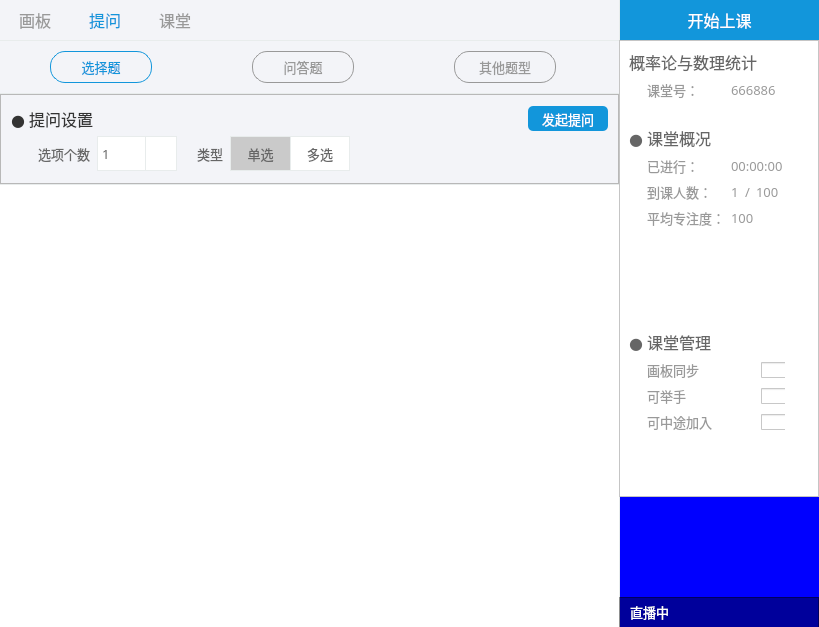
Qt form Status/Resources/ui/teacher_interaction_widget.ui (StatusOnIineEducationDev/status-desktop) before a commit.
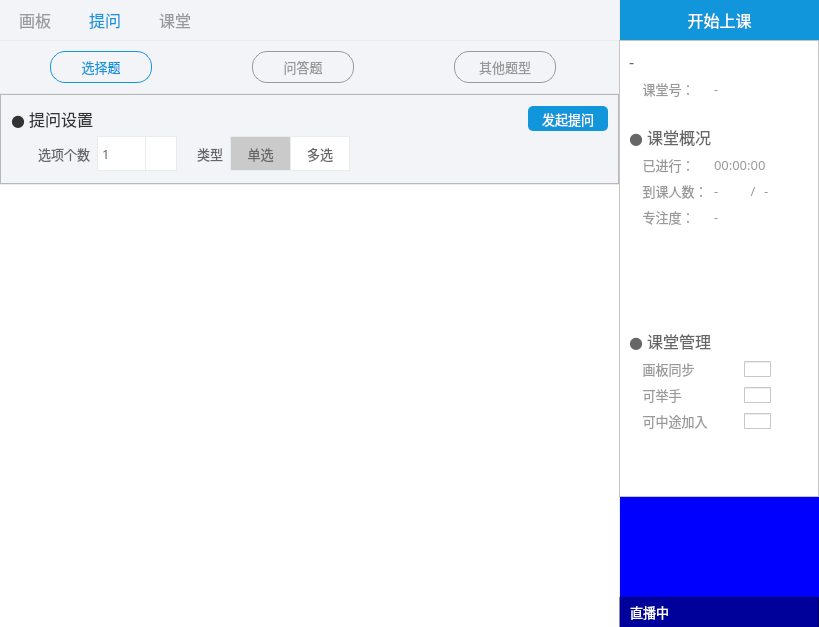
The same form after that commit. The open tabs and pages were chosen to show the change. Icons and pictures are not drawn.

Commit message: 重点更新了数据可视化与画板同步

The edit to the form file:
```diff
--- a/Status/Resources/ui/teacher_interaction_widget.ui
+++ b/Status/Resources/ui/teacher_interaction_widget.ui
@@ -279,7 +279,7 @@
 QScrollBar:vertical {
     border: none;
     background-color: #F3F4F8;
-    width: 10px;
+    width: 5px;
 }
 
 QScrollBar:vertical:hover {
@@ -291,7 +291,7 @@
 
 /*滚动条*/
 QScrollBar::handle:vertical {
-	border-radius: 5px;
+	border-radius: 2px;
     background: rgb(220, 220, 220);
     min-height: 20px;
 }
@@ -344,6 +344,9 @@
           <property name="styleSheet">
            <string notr="true"/>
           </property>
+          <property name="verticalScrollBarPolicy">
+           <enum>Qt::ScrollBarAsNeeded</enum>
+          </property>
           <property name="horizontalScrollBarPolicy">
            <enum>Qt::ScrollBarAlwaysOff</enum>
           </property>
@@ -384,50 +387,23 @@
             <property name="topMargin">
              <number>9</number>
             </property>
-            <item row="12" column="2" colspan="4">
-             <widget class="QCheckBox" name="checkBox_2">
-              <property name="sizePolicy">
-               <sizepolicy hsizetype="Minimum" vsizetype="Fixed">
-                <horstretch>0</horstretch>
-                <verstretch>0</verstretch>
-               </sizepolicy>
-              </property>
-              <property name="minimumSize">
-               <size>
-                <width>27</width>
-                <height>16</height>
-               </size>
-              </property>
-              <property name="maximumSize">
-               <size>
-                <width>16777215</width>
-                <height>16</height>
-               </size>
+            <item row="1" column="2" colspan="6">
+             <widget class="QLabel" name="label_19">
+              <property name="font">
+               <font>
+                <family>微软雅黑</family>
+                <pointsize>10</pointsize>
+               </font>
               </property>
               <property name="styleSheet">
-               <string notr="true">QCheckBox {
-	padding-left: 30px;
-}
-
-QCheckBox::indicator {
-    width: 27px;
-    height: 16px;
+               <string notr="true">QLabel {
+	border: none;
 	background: none;
-}
-
-QCheckBox::indicator:unchecked {
-	image: url(:/button/Resources/material/button/turn_off.png);
-}
-
-QCheckBox::indicator:checked {
-    image: url(:/button/Resources/material/button/turn_on.png);
+	color: #999999;
 }</string>
               </property>
               <property name="text">
-               <string/>
-              </property>
-              <property name="tristate">
-               <bool>false</bool>
+               <string>-</string>
               </property>
              </widget>
             </item>
@@ -451,54 +427,27 @@
               </property>
              </widget>
             </item>
-            <item row="10" column="2" colspan="4">
-             <widget class="QCheckBox" name="checkBox">
-              <property name="sizePolicy">
-               <sizepolicy hsizetype="Minimum" vsizetype="Fixed">
-                <horstretch>0</horstretch>
-                <verstretch>0</verstretch>
-               </sizepolicy>
-              </property>
-              <property name="minimumSize">
-               <size>
-                <width>27</width>
-                <height>16</height>
-               </size>
-              </property>
-              <property name="maximumSize">
-               <size>
-                <width>16777215</width>
-                <height>16</height>
-               </size>
+            <item row="0" column="0" colspan="8">
+             <widget class="QLabel" name="label_2">
+              <property name="font">
+               <font>
+                <family>微软雅黑</family>
+                <pointsize>12</pointsize>
+               </font>
               </property>
               <property name="styleSheet">
-               <string notr="true">QCheckBox {
-	padding-left: 30px;
-}
-
-QCheckBox::indicator {
-    width: 27px;
-    height: 16px;
+               <string notr="true">QLabel {
+	border: none;
 	background: none;
-}
-
-QCheckBox::indicator:unchecked {
-	image: url(:/button/Resources/material/button/turn_off.png);
-}
-
-QCheckBox::indicator:checked {
-    image: url(:/button/Resources/material/button/turn_on.png);
+	color: #666666;
 }</string>
               </property>
               <property name="text">
-               <string/>
-              </property>
-              <property name="tristate">
-               <bool>false</bool>
+               <string>-</string>
               </property>
              </widget>
             </item>
-            <item row="5" column="1">
+            <item row="5" column="0" colspan="2">
              <widget class="QLabel" name="label_11">
               <property name="font">
                <font>
@@ -514,12 +463,12 @@
 }</string>
               </property>
               <property name="text">
-               <string>到课人数：</string>
+               <string>    到课人数：</string>
               </property>
              </widget>
             </item>
-            <item row="5" column="2">
-             <widget class="QLabel" name="label_12">
+            <item row="6" column="0" colspan="2">
+             <widget class="QLabel" name="label_15">
               <property name="font">
                <font>
                 <family>微软雅黑</family>
@@ -534,7 +483,125 @@
 }</string>
               </property>
               <property name="text">
-               <string>1</string>
+               <string>    专注度：</string>
+              </property>
+             </widget>
+            </item>
+            <item row="2" column="0" colspan="8">
+             <spacer name="verticalSpacer_6">
+              <property name="orientation">
+               <enum>Qt::Vertical</enum>
+              </property>
+              <property name="sizeType">
+               <enum>QSizePolicy::Fixed</enum>
+              </property>
+              <property name="sizeHint" stdset="0">
+               <size>
+                <width>20</width>
+                <height>20</height>
+               </size>
+              </property>
+             </spacer>
+            </item>
+            <item row="4" column="2" colspan="4">
+             <widget class="QLabel" name="label_5">
+              <property name="font">
+               <font>
+                <family>微软雅黑</family>
+                <pointsize>10</pointsize>
+               </font>
+              </property>
+              <property name="styleSheet">
+               <string notr="true">QLabel {
+	border: none;
+	background: none;
+	color: #999999;
+}</string>
+              </property>
+              <property name="text">
+               <string>00:00:00</string>
+              </property>
+              <property name="alignment">
+               <set>Qt::AlignLeading|Qt::AlignLeft|Qt::AlignVCenter</set>
+              </property>
+             </widget>
+            </item>
+            <item row="6" column="2" colspan="5">
+             <widget class="QLabel" name="label_16">
+              <property name="font">
+               <font>
+                <family>微软雅黑</family>
+                <pointsize>10</pointsize>
+               </font>
+              </property>
+              <property name="styleSheet">
+               <string notr="true">QLabel {
+	border: none;
+	background: none;
+	color: #999999;
+}</string>
+              </property>
+              <property name="text">
+               <string>-</string>
+              </property>
+              <property name="alignment">
+               <set>Qt::AlignLeading|Qt::AlignLeft|Qt::AlignVCenter</set>
+              </property>
+             </widget>
+            </item>
+            <item row="8" column="0" colspan="8">
+             <spacer name="verticalSpacer_7">
+              <property name="orientation">
+               <enum>Qt::Vertical</enum>
+              </property>
+              <property name="sizeType">
+               <enum>QSizePolicy::Fixed</enum>
+              </property>
+              <property name="sizeHint" stdset="0">
+               <size>
+                <width>20</width>
+                <height>20</height>
+               </size>
+              </property>
+             </spacer>
+            </item>
+            <item row="4" column="0" colspan="2">
+             <widget class="QLabel" name="label_4">
+              <property name="font">
+               <font>
+                <family>微软雅黑</family>
+                <pointsize>10</pointsize>
+               </font>
+              </property>
+              <property name="styleSheet">
+               <string notr="true">QLabel {
+	border: none;
+	background: none;
+	color: #999999;
+}</string>
+              </property>
+              <property name="text">
+               <string>    已进行：</string>
+              </property>
+             </widget>
+            </item>
+            <item row="1" column="0" colspan="2">
+             <widget class="QLabel" name="label_18">
+              <property name="font">
+               <font>
+                <family>微软雅黑</family>
+                <pointsize>10</pointsize>
+               </font>
+              </property>
+              <property name="styleSheet">
+               <string notr="true">QLabel {
+	border: none;
+	background: none;
+	color: #999999;
+}</string>
+              </property>
+              <property name="text">
+               <string>    课堂号：</string>
               </property>
               <property name="alignment">
                <set>Qt::AlignLeading|Qt::AlignLeft|Qt::AlignVCenter</set>
@@ -574,23 +641,208 @@
               </property>
              </widget>
             </item>
-            <item row="8" column="0" colspan="8">
-             <spacer name="verticalSpacer_7">
-              <property name="orientation">
-               <enum>Qt::Vertical</enum>
+            <item row="10" column="0" colspan="2">
+             <widget class="QLabel" name="label_21">
+              <property name="font">
+               <font>
+                <family>微软雅黑</family>
+                <pointsize>10</pointsize>
+               </font>
               </property>
-              <property name="sizeType">
-               <enum>QSizePolicy::Fixed</enum>
+              <property name="styleSheet">
+               <string notr="true">QLabel {
+	border: none;
+	background: none;
+	color: #999999;
+}</string>
               </property>
-              <property name="sizeHint" stdset="0">
+              <property name="text">
+               <string>    画板同步</string>
+              </property>
+             </widget>
+            </item>
+            <item row="10" column="2" colspan="6">
+             <widget class="QCheckBox" name="checkBox">
+              <property name="sizePolicy">
+               <sizepolicy hsizetype="Minimum" vsizetype="Fixed">
+                <horstretch>0</horstretch>
+                <verstretch>0</verstretch>
+               </sizepolicy>
+              </property>
+              <property name="minimumSize">
                <size>
-                <width>20</width>
-                <height>20</height>
+                <width>27</width>
+                <height>16</height>
                </size>
               </property>
-             </spacer>
+              <property name="maximumSize">
+               <size>
+                <width>16777215</width>
+                <height>16</height>
+               </size>
+              </property>
+              <property name="styleSheet">
+               <string notr="true">QCheckBox {
+	padding-left: 30px;
+}
+
+QCheckBox::indicator {
+    width: 27px;
+    height: 16px;
+	background: none;
+}
+
+QCheckBox::indicator:unchecked {
+	image: url(:/button/Resources/material/button/turn_off.png);
+}
+
+QCheckBox::indicator:checked {
+    image: url(:/button/Resources/material/button/turn_on.png);
+}</string>
+              </property>
+              <property name="text">
+               <string/>
+              </property>
+              <property name="tristate">
+               <bool>false</bool>
+              </property>
+             </widget>
             </item>
-            <item row="7" column="1" colspan="5">
+            <item row="11" column="0" colspan="2">
+             <widget class="QLabel" name="label_23">
+              <property name="font">
+               <font>
+                <family>微软雅黑</family>
+                <pointsize>10</pointsize>
+               </font>
+              </property>
+              <property name="styleSheet">
+               <string notr="true">QLabel {
+	border: none;
+	background: none;
+	color: #999999;
+}</string>
+              </property>
+              <property name="text">
+               <string>    可举手</string>
+              </property>
+             </widget>
+            </item>
+            <item row="11" column="2" colspan="6">
+             <widget class="QCheckBox" name="checkBox_3">
+              <property name="sizePolicy">
+               <sizepolicy hsizetype="Minimum" vsizetype="Fixed">
+                <horstretch>0</horstretch>
+                <verstretch>0</verstretch>
+               </sizepolicy>
+              </property>
+              <property name="minimumSize">
+               <size>
+                <width>27</width>
+                <height>16</height>
+               </size>
+              </property>
+              <property name="maximumSize">
+               <size>
+                <width>16777215</width>
+                <height>16</height>
+               </size>
+              </property>
+              <property name="styleSheet">
+               <string notr="true">QCheckBox {
+	padding-left: 30px;
+}
+
+QCheckBox::indicator {
+    width: 27px;
+    height: 16px;
+	background: none;
+}
+
+QCheckBox::indicator:unchecked {
+	image: url(:/button/Resources/material/button/turn_off.png);
+}
+
+QCheckBox::indicator:checked {
+    image: url(:/button/Resources/material/button/turn_on.png);
+}</string>
+              </property>
+              <property name="text">
+               <string/>
+              </property>
+              <property name="tristate">
+               <bool>false</bool>
+              </property>
+             </widget>
+            </item>
+            <item row="12" column="0" colspan="2">
+             <widget class="QLabel" name="label_22">
+              <property name="font">
+               <font>
+                <family>微软雅黑</family>
+                <pointsize>10</pointsize>
+               </font>
+              </property>
+              <property name="styleSheet">
+               <string notr="true">QLabel {
+	border: none;
+	background: none;
+	color: #999999;
+}</string>
+              </property>
+              <property name="text">
+               <string>    可中途加入</string>
+              </property>
+             </widget>
+            </item>
+            <item row="12" column="2" colspan="6">
+             <widget class="QCheckBox" name="checkBox_2">
+              <property name="sizePolicy">
+               <sizepolicy hsizetype="Minimum" vsizetype="Fixed">
+                <horstretch>0</horstretch>
+                <verstretch>0</verstretch>
+               </sizepolicy>
+              </property>
+              <property name="minimumSize">
+               <size>
+                <width>27</width>
+                <height>16</height>
+               </size>
+              </property>
+              <property name="maximumSize">
+               <size>
+                <width>16777215</width>
+                <height>16</height>
+               </size>
+              </property>
+              <property name="styleSheet">
+               <string notr="true">QCheckBox {
+	padding-left: 30px;
+}
+
+QCheckBox::indicator {
+    width: 27px;
+    height: 16px;
+	background: none;
+}
+
+QCheckBox::indicator:unchecked {
+	image: url(:/button/Resources/material/button/turn_off.png);
+}
+
+QCheckBox::indicator:checked {
+    image: url(:/button/Resources/material/button/turn_on.png);
+}</string>
+              </property>
+              <property name="text">
+               <string/>
+              </property>
+              <property name="tristate">
+               <bool>false</bool>
+              </property>
+             </widget>
+            </item>
+            <item row="7" column="0" colspan="8">
              <widget class="QWidget" name="widget" native="true">
               <property name="minimumSize">
                <size>
@@ -606,54 +858,7 @@
               </property>
              </widget>
             </item>
-            <item row="11" column="2" colspan="4">
-             <widget class="QCheckBox" name="checkBox_3">
-              <property name="sizePolicy">
-               <sizepolicy hsizetype="Minimum" vsizetype="Fixed">
-                <horstretch>0</horstretch>
-                <verstretch>0</verstretch>
-               </sizepolicy>
-              </property>
-              <property name="minimumSize">
-               <size>
-                <width>27</width>
-                <height>16</height>
-               </size>
-              </property>
-              <property name="maximumSize">
-               <size>
-                <width>16777215</width>
-                <height>16</height>
-               </size>
-              </property>
-              <property name="styleSheet">
-               <string notr="true">QCheckBox {
-	padding-left: 30px;
-}
-
-QCheckBox::indicator {
-    width: 27px;
-    height: 16px;
-	background: none;
-}
-
-QCheckBox::indicator:unchecked {
-	image: url(:/button/Resources/material/button/turn_off.png);
-}
-
-QCheckBox::indicator:checked {
-    image: url(:/button/Resources/material/button/turn_on.png);
-}</string>
-              </property>
-              <property name="text">
-               <string/>
-              </property>
-              <property name="tristate">
-               <bool>false</bool>
-              </property>
-             </widget>
-            </item>
-            <item row="5" column="3">
+            <item row="5" column="4">
              <widget class="QLabel" name="label_14">
               <property name="font">
                <font>
@@ -676,7 +881,30 @@
               </property>
              </widget>
             </item>
-            <item row="5" column="4">
+            <item row="5" column="2" colspan="2">
+             <widget class="QLabel" name="label_12">
+              <property name="font">
+               <font>
+                <family>微软雅黑</family>
+                <pointsize>10</pointsize>
+               </font>
+              </property>
+              <property name="styleSheet">
+               <string notr="true">QLabel {
+	border: none;
+	background: none;
+	color: #999999;
+}</string>
+              </property>
+              <property name="text">
+               <string>-</string>
+              </property>
+              <property name="alignment">
+               <set>Qt::AlignLeading|Qt::AlignLeft|Qt::AlignVCenter</set>
+              </property>
+             </widget>
+            </item>
+            <item row="5" column="5" colspan="2">
              <widget class="QLabel" name="label_13">
               <property name="font">
                <font>
@@ -692,258 +920,7 @@
 }</string>
               </property>
               <property name="text">
-               <string>100</string>
-              </property>
-              <property name="alignment">
-               <set>Qt::AlignLeading|Qt::AlignLeft|Qt::AlignVCenter</set>
-              </property>
-             </widget>
-            </item>
-            <item row="4" column="2" colspan="4">
-             <widget class="QLabel" name="label_5">
-              <property name="font">
-               <font>
-                <family>微软雅黑</family>
-                <pointsize>10</pointsize>
-               </font>
-              </property>
-              <property name="styleSheet">
-               <string notr="true">QLabel {
-	border: none;
-	background: none;
-	color: #999999;
-}</string>
-              </property>
-              <property name="text">
-               <string>00:00:00</string>
-              </property>
-              <property name="alignment">
-               <set>Qt::AlignLeading|Qt::AlignLeft|Qt::AlignVCenter</set>
-              </property>
-             </widget>
-            </item>
-            <item row="2" column="0" colspan="8">
-             <spacer name="verticalSpacer_6">
-              <property name="orientation">
-               <enum>Qt::Vertical</enum>
-              </property>
-              <property name="sizeType">
-               <enum>QSizePolicy::Fixed</enum>
-              </property>
-              <property name="sizeHint" stdset="0">
-               <size>
-                <width>20</width>
-                <height>20</height>
-               </size>
-              </property>
-             </spacer>
-            </item>
-            <item row="1" column="2" colspan="3">
-             <widget class="QLabel" name="label_19">
-              <property name="font">
-               <font>
-                <family>微软雅黑</family>
-                <pointsize>10</pointsize>
-               </font>
-              </property>
-              <property name="styleSheet">
-               <string notr="true">QLabel {
-	border: none;
-	background: none;
-	color: #999999;
-}</string>
-              </property>
-              <property name="text">
-               <string>666886</string>
-              </property>
-             </widget>
-            </item>
-            <item row="0" column="0" colspan="8">
-             <widget class="QLabel" name="label_2">
-              <property name="font">
-               <font>
-                <family>微软雅黑</family>
-                <pointsize>12</pointsize>
-               </font>
-              </property>
-              <property name="styleSheet">
-               <string notr="true">QLabel {
-	border: none;
-	background: none;
-	color: #666666;
-}</string>
-              </property>
-              <property name="text">
-               <string>概率论与数理统计</string>
-              </property>
-             </widget>
-            </item>
-            <item row="11" column="1">
-             <widget class="QLabel" name="label_23">
-              <property name="font">
-               <font>
-                <family>微软雅黑</family>
-                <pointsize>10</pointsize>
-               </font>
-              </property>
-              <property name="styleSheet">
-               <string notr="true">QLabel {
-	border: none;
-	background: none;
-	color: #999999;
-}</string>
-              </property>
-              <property name="text">
-               <string>可举手</string>
-              </property>
-             </widget>
-            </item>
-            <item row="1" column="6">
-             <spacer name="horizontalSpacer_3">
-              <property name="orientation">
-               <enum>Qt::Horizontal</enum>
-              </property>
-              <property name="sizeHint" stdset="0">
-               <size>
-                <width>40</width>
-                <height>20</height>
-               </size>
-              </property>
-             </spacer>
-            </item>
-            <item row="6" column="2" colspan="5">
-             <widget class="QLabel" name="label_16">
-              <property name="font">
-               <font>
-                <family>微软雅黑</family>
-                <pointsize>10</pointsize>
-               </font>
-              </property>
-              <property name="styleSheet">
-               <string notr="true">QLabel {
-	border: none;
-	background: none;
-	color: #999999;
-}</string>
-              </property>
-              <property name="text">
-               <string>100</string>
-              </property>
-              <property name="alignment">
-               <set>Qt::AlignLeading|Qt::AlignLeft|Qt::AlignVCenter</set>
-              </property>
-             </widget>
-            </item>
-            <item row="12" column="1">
-             <widget class="QLabel" name="label_22">
-              <property name="font">
-               <font>
-                <family>微软雅黑</family>
-                <pointsize>10</pointsize>
-               </font>
-              </property>
-              <property name="styleSheet">
-               <string notr="true">QLabel {
-	border: none;
-	background: none;
-	color: #999999;
-}</string>
-              </property>
-              <property name="text">
-               <string>可中途加入</string>
-              </property>
-             </widget>
-            </item>
-            <item row="4" column="1">
-             <widget class="QLabel" name="label_4">
-              <property name="font">
-               <font>
-                <family>微软雅黑</family>
-                <pointsize>10</pointsize>
-               </font>
-              </property>
-              <property name="styleSheet">
-               <string notr="true">QLabel {
-	border: none;
-	background: none;
-	color: #999999;
-}</string>
-              </property>
-              <property name="text">
-               <string>已进行：</string>
-              </property>
-             </widget>
-            </item>
-            <item row="6" column="1">
-             <widget class="QLabel" name="label_15">
-              <property name="font">
-               <font>
-                <family>微软雅黑</family>
-                <pointsize>10</pointsize>
-               </font>
-              </property>
-              <property name="styleSheet">
-               <string notr="true">QLabel {
-	border: none;
-	background: none;
-	color: #999999;
-}</string>
-              </property>
-              <property name="text">
-               <string>平均专注度：</string>
-              </property>
-             </widget>
-            </item>
-            <item row="10" column="1">
-             <widget class="QLabel" name="label_21">
-              <property name="font">
-               <font>
-                <family>微软雅黑</family>
-                <pointsize>10</pointsize>
-               </font>
-              </property>
-              <property name="styleSheet">
-               <string notr="true">QLabel {
-	border: none;
-	background: none;
-	color: #999999;
-}</string>
-              </property>
-              <property name="text">
-               <string>画板同步</string>
-              </property>
-             </widget>
-            </item>
-            <item row="1" column="0">
-             <spacer name="horizontalSpacer_2">
-              <property name="orientation">
-               <enum>Qt::Horizontal</enum>
-              </property>
-              <property name="sizeHint" stdset="0">
-               <size>
-                <width>40</width>
-                <height>20</height>
-               </size>
-              </property>
-             </spacer>
-            </item>
-            <item row="1" column="1">
-             <widget class="QLabel" name="label_18">
-              <property name="font">
-               <font>
-                <family>微软雅黑</family>
-                <pointsize>10</pointsize>
-               </font>
-              </property>
-              <property name="styleSheet">
-               <string notr="true">QLabel {
-	border: none;
-	background: none;
-	color: #999999;
-}</string>
-              </property>
-              <property name="text">
-               <string>课堂号：</string>
+               <string>-</string>
               </property>
               <property name="alignment">
                <set>Qt::AlignLeading|Qt::AlignLeft|Qt::AlignVCenter</set>
```
Left out of the diff: 273 changed lines with no effect on the pictures. The commit also changes 55 other files.
